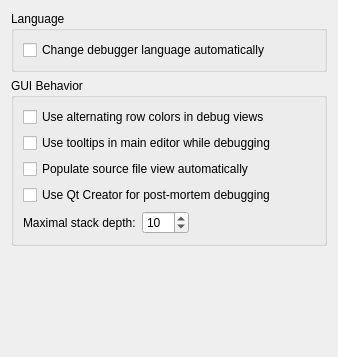
The window that src/plugins/debugger/commonoptionspage.ui (qt-creator/qt-creator) describes before a commit, drawn with Qt 5.
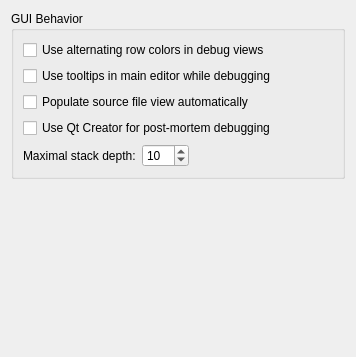
The same window after the commit.

Commit message: Debugger: Remove "Change language automatically"

```diff
--- a/src/plugins/debugger/commonoptionspage.ui
+++ b/src/plugins/debugger/commonoptionspage.ui
@@ -6,30 +6,11 @@
    <rect>
     <x>0</x>
     <y>0</y>
-    <width>338</width>
+    <width>356</width>
     <height>357</height>
    </rect>
   </property>
   <layout class="QVBoxLayout" name="verticalLayout">
-   <item>
-    <widget class="QGroupBox" name="groupBox_2">
-     <property name="title">
-      <string>Language</string>
-     </property>
-     <layout class="QGridLayout" name="gridLayout">
-      <item row="0" column="0">
-       <widget class="QCheckBox" name="checkBoxChangeLanguageAutomatically">
-        <property name="toolTip">
-         <string>Changes the debugger language according to the currently opened file.</string>
-        </property>
-        <property name="text">
-         <string>Change debugger language automatically</string>
-        </property>
-       </widget>
-      </item>
-     </layout>
-    </widget>
-   </item>
    <item>
     <widget class="QGroupBox" name="groupBox">
      <property name="title">
```
The commit also changes 4 other files.
